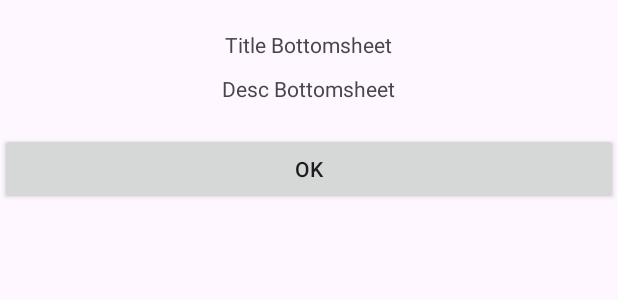
After one commit to fadlurahmanfdev/kotlin_feature_network, an Android app: the layout fragment_info_bottomsheet.xml on its own in the app's theme, with its tools: preview values and no code run, on a phone screen of 412 x 824 dp. The commit adds this screen. Shown: the top 300 px of the screen. Run offline under Robolectric (Android 15) with nearby library versions, the phone set to English and light mode, and no system bars.

Commit message:
feature(ui): setup dialog & bottomsheet

```diff
--- /dev/null
+++ b/app/src/main/res/layout/fragment_info_bottomsheet.xml
@@ -0,0 +1,37 @@
+<?xml version="1.0" encoding="utf-8"?>
+<FrameLayout xmlns:android="http://schemas.android.com/apk/res/android"
+    xmlns:tools="http://schemas.android.com/tools"
+    android:layout_width="match_parent"
+    android:layout_height="match_parent"
+    tools:context=".presentation.InfoBottomsheet">
+
+    <LinearLayout
+        android:layout_width="match_parent"
+        android:layout_height="wrap_content"
+        android:orientation="vertical"
+        android:paddingVertical="20dp">
+
+        <TextView
+            android:id="@+id/tv_title"
+            android:layout_width="wrap_content"
+            android:layout_height="wrap_content"
+            android:layout_gravity="center_horizontal"
+            android:text="Title Bottomsheet" />
+
+        <TextView
+            android:id="@+id/tv_desc"
+            android:layout_width="wrap_content"
+            android:layout_height="wrap_content"
+            android:layout_gravity="center_horizontal"
+            android:layout_marginTop="10dp"
+            android:text="Desc Bottomsheet" />
+
+        <android.widget.Button
+            android:id="@+id/btn"
+            android:layout_marginTop="20dp"
+            android:layout_width="match_parent"
+            android:layout_height="wrap_content"
+            android:text="OK" />
+    </LinearLayout>
+
+</FrameLayout>
--- a/app/src/main/res/values/strings.xml
+++ b/app/src/main/res/values/strings.xml
@@ -1,3 +1,5 @@
 <resources>
     <string name="app_name">Kotlin Feature Network</string>
+    <!-- TODO: Remove or change this placeholder text -->
+    <string name="hello_blank_fragment">Hello blank fragment</string>
 </resources>
```
Also changed, not shown: app/src/main/java/com/fadlurahmanfdev/example/presentation/InfoBottomsheet.kt (added, +64 -0 lines), app/src/main/java/com/fadlurahmanfdev/example/presentation/LoadingDialog.kt (added, +33 -0 lines), app/src/main/java/com/fadlurahmanfdev/example/presentation/MainActivity.kt (+36 -5 lines), app/src/main/res/layout/fragment_loading_dialog.xml (added, +30 -0 lines).
